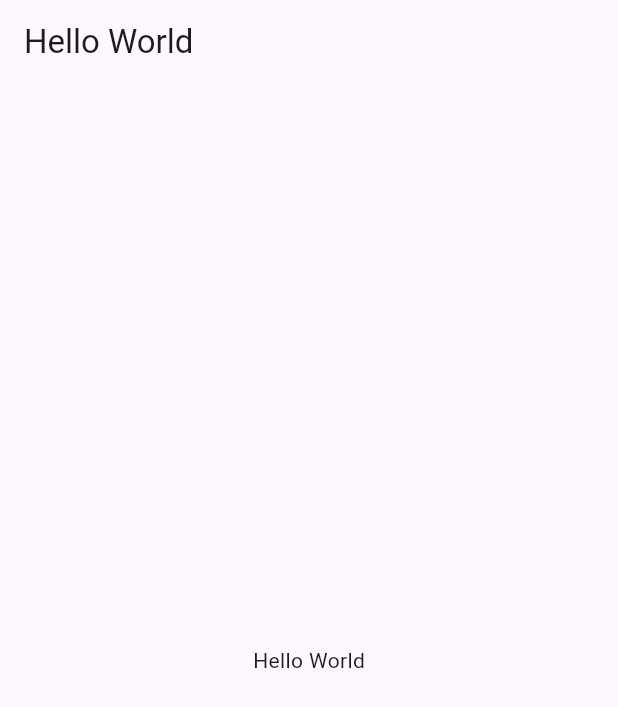
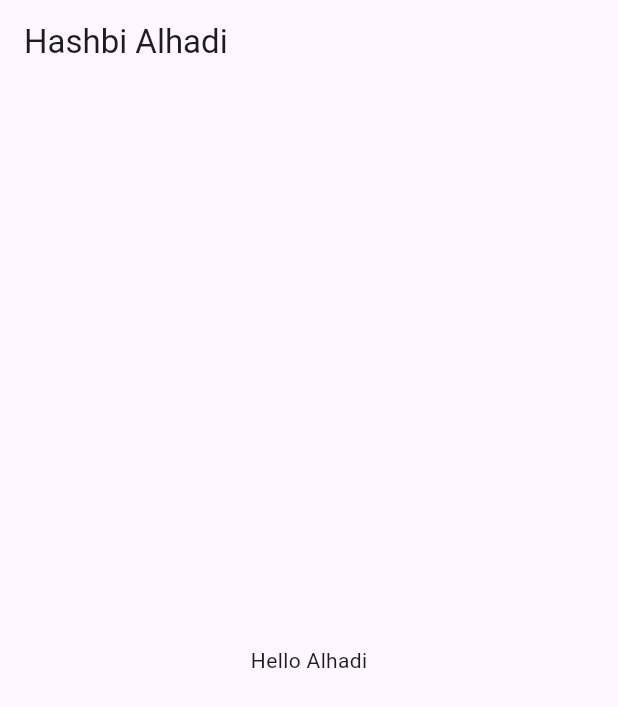
Before and after one commit to k47tan/atihan-Git, a Flutter app: the screen it shows after launch, on a phone screen of 412 x 824 dp. Shown: the top 707 px of the screen. Run offline on Flutter 3.47's test engine with Material 3 defaults, Android fonts, the phone set to English and light mode, and no system bars.

Commit message:
branch FeatureB

```diff
--- a/lib/main.dart
+++ b/lib/main.dart
@@ -11,10 +11,10 @@ class MyApp extends StatelessWidget {
     return MaterialApp(
       home: Scaffold(
         appBar: AppBar(
-          title: Text('Hello World'),
+          title: Text('Hashbi Alhadi'),
         ),
         body: Center(
-          child: Text('Hello World'),
+          child: Text('Hello Alhadi'),
         ),
       ),
     );
```
